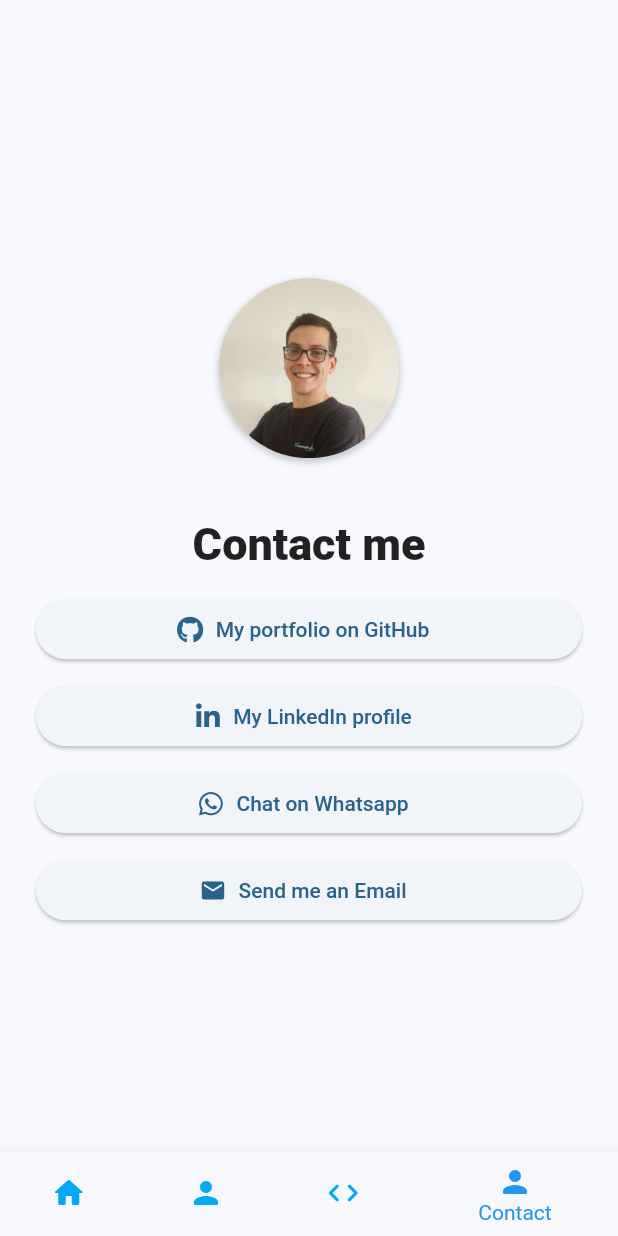
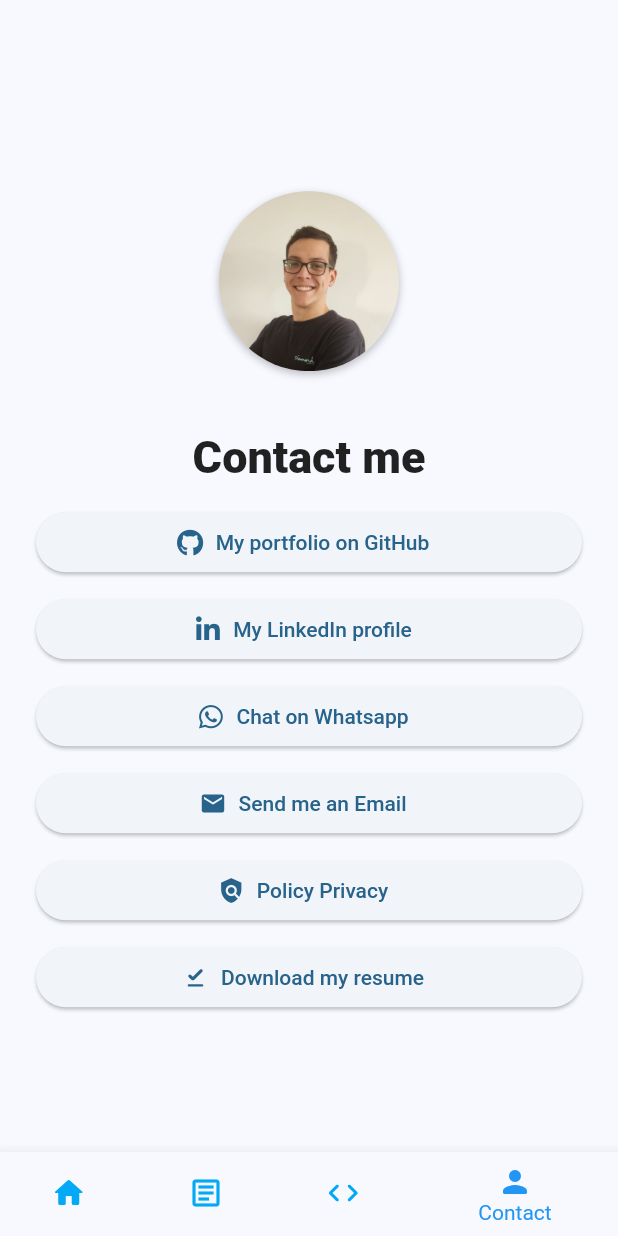
Before and after one commit to gmorais671/portfolio, a Flutter app: the screen it shows after launch, item 4 of the bottom bar chosen, on a phone screen of 412 x 824 dp. Run offline on Flutter 3.47's test engine with Material 2 defaults, Android fonts, the phone set to English and light mode, and no system bars; our stand-ins replace expandable_text, font_awesome_flutter, go_router, google_fonts; Roboto replaces fonts that are missing (Mako).

Commit message:
cross-platform adjustments

```diff
--- a/lib/core/data/contact_redirections.dart
+++ b/lib/core/data/contact_redirections.dart
@@ -31,4 +31,19 @@ List<ContactRedirection> redirections = [
     linkWeb: false,
     iconData: Icons.email,
   ),
+  ContactRedirection(
+    id: 4,
+    title: 'Policy Privacy',
+    route: 'https://github.com/gmorais671/portfolio_privacy_policy',
+    linkWeb: true,
+    iconData: Icons.policy,
+  ),
+  ContactRedirection(
+    id: 5,
+    title: 'Download my resume',
+    route:
+        'https://drive.google.com/drive/folders/1rCQBTUKUdcjo_8ILfLcpO0osilDrLkHl?usp=sharing',
+    linkWeb: true,
+    iconData: Icons.download_done_rounded,
+  ),
 ];
--- a/lib/core/router.dart
+++ b/lib/core/router.dart
@@ -2,9 +2,9 @@ import 'package:flutter/material.dart';
 import 'package:go_router/go_router.dart';
 import 'package:portfolio/core/data/projects_data.dart';
 import 'package:portfolio/core/data/resume_data.dart';
-import 'package:portfolio/main.dart';
 import 'package:portfolio/models/professional_experience.dart';
 import 'package:portfolio/models/project.dart';
+import 'package:portfolio/pages/home/home_page.dart';
 import 'package:portfolio/pages/projects/detailed_project.dart';
 import 'package:portfolio/pages/resume/detailed_experience.dart';
 
--- a/lib/main.dart
+++ b/lib/main.dart
@@ -1,10 +1,6 @@
 import 'package:flutter/material.dart';
 import 'package:google_fonts/google_fonts.dart';
 import 'package:portfolio/core/router.dart';
-import 'package:portfolio/pages/contact/contact_page.dart';
-import 'package:portfolio/pages/screening/screening_page.dart';
-import 'package:portfolio/pages/projects/projects_page.dart';
-import 'package:portfolio/pages/resume/resume_page.dart';
 
 void main() async {
   WidgetsFlutterBinding.ensureInitialized();
@@ -33,82 +29,3 @@ class MyApp extends StatelessWidget {
     );
   }
 }
-
-class HomePage extends StatefulWidget {
-  const HomePage({super.key});
-
-  @override
-  State<HomePage> createState() => _HomePageState();
-}
-
-class _HomePageState extends State<HomePage> {
-  late int currentPageIndex;
-  List<Widget> pages = [
-    const ScreeningPage(),
-    const ResumePage(),
-    const ProjectsPage(),
-    const ContactPage(),
-  ];
-
-  @override
-  void initState() {
-    super.initState();
-    currentPageIndex = 0;
-  }
-
-  @override
-  Widget build(BuildContext context) {
-    double width = MediaQuery.of(context).size.width;
-
-    return Scaffold(
-      body: Padding(
-        padding: EdgeInsets.symmetric(
-            horizontal: (width > 1250)
-                ? (width * .2)
-                : (width > 700)
-                    ? (width * .07)
-                    : 0.0),
-        child: Center(
-          child: pages[currentPageIndex],
-        ),
-      ),
-      bottomNavigationBar: BottomNavigationBar(
-        currentIndex: currentPageIndex,
-        showSelectedLabels: true,
-        showUnselectedLabels: false,
-        type: BottomNavigationBarType.shifting,
-        selectedItemColor: Colors.blue,
-        unselectedItemColor: Colors.lightBlue,
-        items: _navigationItems,
-        onTap: (value) {
-          setState(() {
-            currentPageIndex = value;
-          });
-        },
-      ),
-    );
-  }
-
-  final List<BottomNavigationBarItem> _navigationItems = const [
-    BottomNavigationBarItem(
-      label: "Home",
-      icon: Icon(Icons.home_rounded),
-      activeIcon: Icon(Icons.home_rounded),
-    ),
-    BottomNavigationBarItem(
-      label: "Resume",
-      icon: Icon(Icons.person_rounded),
-      activeIcon: Icon(Icons.person_rounded),
-    ),
-    BottomNavigationBarItem(
-      label: "Projects",
-      icon: Icon(Icons.code_rounded),
-      activeIcon: Icon(Icons.code_rounded),
-    ),
-    BottomNavigationBarItem(
-      label: "Contact",
-      icon: Icon(Icons.person_rounded),
-      activeIcon: Icon(Icons.person_rounded),
-    ),
-  ];
-}
--- a/lib/pages/contact/contact_page.dart
+++ b/lib/pages/contact/contact_page.dart
@@ -1,3 +1,4 @@
+import 'package:flutter/foundation.dart';
 import 'package:flutter/material.dart';
 import 'package:portfolio/core/data/constant_strings.dart';
 import 'package:portfolio/core/data/contact_redirections.dart';
@@ -17,7 +18,7 @@ class ContactPage extends StatelessWidget {
   @override
   Widget build(BuildContext context) {
     return Container(
-      width: double.infinity,
+      width: !kIsWeb ? double.infinity : null,
       padding: const EdgeInsets.all(24.0),
       child: SingleChildScrollView(
         child: Column(
--- /dev/null
+++ b/lib/pages/home/home_page.dart
@@ -0,0 +1,168 @@
+import 'package:flutter/material.dart';
+import 'package:portfolio/pages/contact/contact_page.dart';
+import 'package:portfolio/pages/screening/screening_page.dart';
+import 'package:portfolio/pages/projects/projects_page.dart';
+import 'package:portfolio/pages/resume/resume_page.dart';
+import 'package:flutter/foundation.dart';
+
+class HomePage extends StatefulWidget {
+  const HomePage({super.key});
+
+  @override
+  State<HomePage> createState() => _HomePageState();
+}
+
+class _HomePageState extends State<HomePage> {
+  late int currentPageIndex;
+  late int currentPageWebIndex;
+  List<Widget> pages = [
+    const ScreeningPage(),
+    const ResumePage(),
+    const ProjectsPage(),
+    const ContactPage(),
+  ];
+
+  List<Widget> pagesWeb = List.empty();
+
+  Widget _buildAboutPage() {
+    return Row(
+      crossAxisAlignment: CrossAxisAlignment.start,
+      mainAxisSize: MainAxisSize.min,
+      children: const [
+        ContactPage(),
+        SizedBox(width: 64),
+        Expanded(
+          child: ScreeningPage(),
+        ),
+      ],
+    );
+  }
+
+  @override
+  void initState() {
+    super.initState();
+    pagesWeb = [
+      _buildAboutPage(),
+      const ResumePage(),
+      const ProjectsPage(),
+    ];
+    currentPageIndex = 0;
+    currentPageWebIndex = 0;
+  }
+
+  @override
+  Widget build(BuildContext context) {
+    double width = MediaQuery.of(context).size.width;
+
+    return !(kIsWeb && width > 700) ? mobileScaffold(width) : webScaffold();
+  }
+
+  Widget mobileScaffold(double width) {
+    return Scaffold(
+      body: Padding(
+        padding: EdgeInsets.symmetric(
+            horizontal: (width > 1250)
+                ? (width * .2)
+                : (width > 700)
+                    ? (width * .07)
+                    : 0.0),
+        child: Center(
+          child: pages[currentPageIndex],
+        ),
+      ),
+      bottomNavigationBar: BottomNavigationBar(
+        currentIndex: currentPageIndex,
+        showSelectedLabels: true,
+        showUnselectedLabels: false,
+        type: BottomNavigationBarType.shifting,
+        selectedItemColor: Colors.blue,
+        unselectedItemColor: Colors.lightBlue,
+        items: _navigationItems,
+        onTap: (value) {
+          setState(() {
+            currentPageIndex = value;
+          });
+        },
+      ),
+    );
+  }
+
+  Widget webScaffold() {
+    return Scaffold(
+      appBar: _buildAppBar(),
+      body: Center(
+        child: pagesWeb[currentPageWebIndex],
+      ),
+    );
+  }
+
+  AppBar _buildAppBar() {
+    return AppBar(
+      backgroundColor: Colors.white,
+      elevation: 0, // Remove a sombra padrão da AppBar
+      title: Row(
+        children: const [
+          Icon(Icons.auto_awesome_mosaic_outlined,
+              color: Colors.black), // Ícone de exemplo
+          SizedBox(width: 8),
+          Text(
+            'Gabriel Morais Marcondes',
+            style: TextStyle(color: Colors.black, fontWeight: FontWeight.bold),
+          ),
+        ],
+      ),
+      actions: [
+        TextButton(
+          onPressed: () {
+            setState(() {
+              currentPageWebIndex = 0;
+            });
+          },
+          child: const Text('About', style: TextStyle(color: Colors.black)),
+        ),
+        const SizedBox(width: 16),
+        TextButton(
+          onPressed: () {
+            setState(() {
+              currentPageWebIndex = 1;
+            });
+          },
+          child: const Text('Resume', style: TextStyle(color: Colors.black)),
+        ),
+        const SizedBox(width: 16),
+        TextButton(
+          onPressed: () {
+            setState(() {
+              currentPageWebIndex = 2;
+            });
+          },
+          child: const Text('Projects', style: TextStyle(color: Colors.black)),
+        ),
+        const SizedBox(width: 24),
+      ],
+    );
+  }
+
+  final List<BottomNavigationBarItem> _navigationItems = const [
+    BottomNavigationBarItem(
+      label: "Summary",
+      icon: Icon(Icons.home_rounded),
+      activeIcon: Icon(Icons.home_rounded),
+    ),
+    BottomNavigationBarItem(
+      label: "Resume",
+      icon: Icon(Icons.article_outlined),
+      activeIcon: Icon(Icons.article_outlined),
+    ),
+    BottomNavigationBarItem(
+      label: "Projects",
+      icon: Icon(Icons.code_rounded),
+      activeIcon: Icon(Icons.code_rounded),
+    ),
+    BottomNavigationBarItem(
+      label: "Contact",
+      icon: Icon(Icons.person_rounded),
+      activeIcon: Icon(Icons.person_rounded),
+    ),
+  ];
+}
--- a/lib/pages/screening/screening_page.dart
+++ b/lib/pages/screening/screening_page.dart
@@ -1,4 +1,3 @@
-import 'package:expandable_text/expandable_text.dart';
 import 'package:flutter/material.dart';
 import 'package:portfolio/core/data/constant_strings.dart';
 import 'package:portfolio/core/theme.dart';
--- a/pubspec.yaml
+++ b/pubspec.yaml
@@ -16,7 +16,7 @@ publish_to: 'none' # Remove this line if you wish to publish to pub.dev
 # https://developer.apple.com/library/archive/documentation/General/Reference/InfoPlistKeyReference/Articles/CoreFoundationKeys.html
 # In Windows, build-name is used as the major, minor, and patch parts
 # of the product and file versions while build-number is used as the build suffix.
-version: 1.0.0+1
+version: 1.0.0+5
 
 environment:
   sdk: '>=2.19.2 <3.0.0'
@@ -43,6 +43,7 @@ dependencies:
   go_router: ^12.1.1
   url_launcher: ^6.1.11
   flutter_launcher_icons: ^0.13.1
+  change_app_package_name: ^1.5.0
 
 dev_dependencies:
   flutter_test:
```
Also changed, not shown: pubspec.lock, 8 other files.
